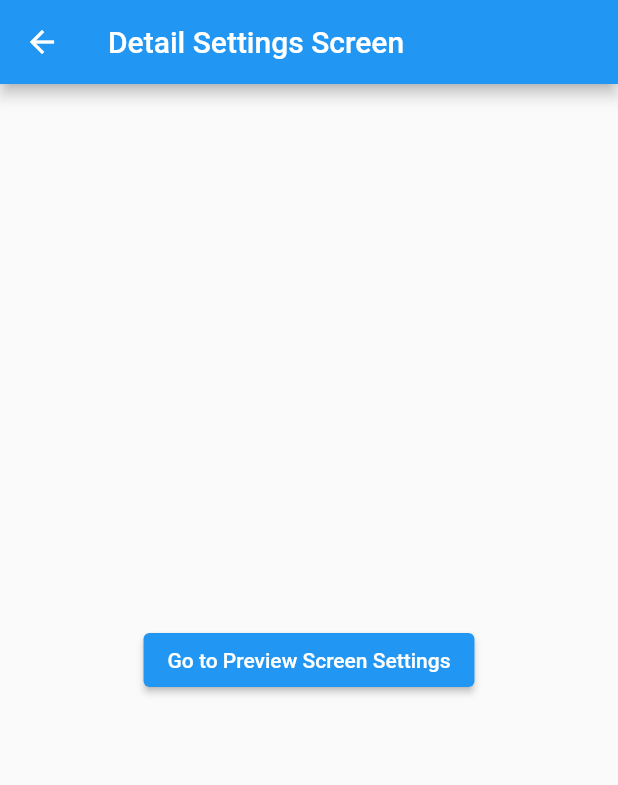
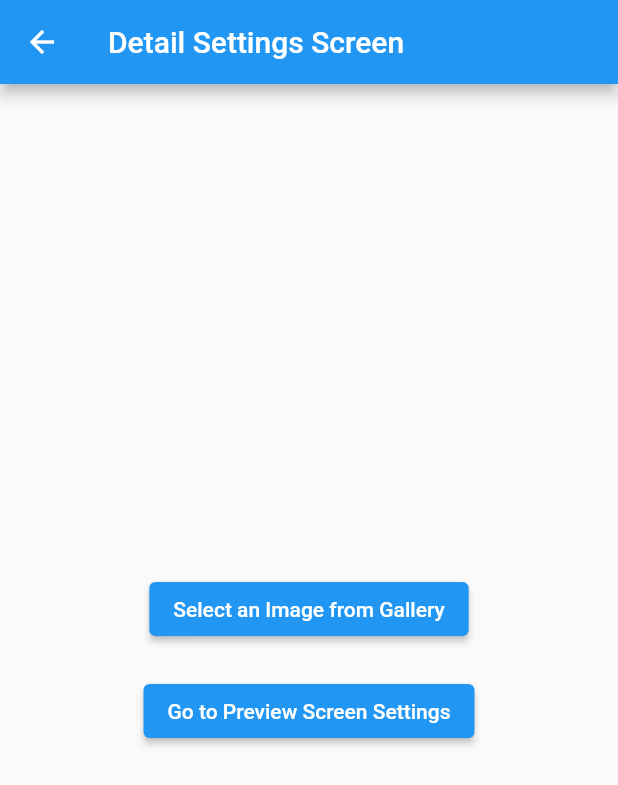
Before and after one commit to dgu-BOSSLE/flutter, a Flutter app: the DetailSettingsScreen screen opened directly, on a phone screen of 412 x 824 dp. Shown: the top 785 px of the screen. Run offline on Flutter 3.47's test engine with Material 2 defaults, Android fonts, the phone set to English and light mode, and no system bars; our stand-ins replace image_picker; missing offline and left inert: flutter_inappwebview.

```diff
--- a/lib/screens/detail_settings.dart
+++ b/lib/screens/detail_settings.dart
@@ -1,7 +1,27 @@
 import 'package:flutter/material.dart';
+import 'package:image_picker/image_picker.dart';
+import 'dart:io';
 import 'preview_screen_settings.dart';
 
-class DetailSettingsScreen extends StatelessWidget {
+class DetailSettingsScreen extends StatefulWidget {
+  @override
+  _DetailSettingsScreenState createState() => _DetailSettingsScreenState();
+}
+
+class _DetailSettingsScreenState extends State<DetailSettingsScreen> {
+  File? _selectedImage;
+
+  Future<void> _pickImage() async {
+    final picker = ImagePicker();
+    final pickedImage = await picker.pickImage(source: ImageSource.gallery);
+
+    if (pickedImage != null) {
+      setState(() {
+        _selectedImage = File(pickedImage.path);
+      });
+    }
+  }
+
   @override
   Widget build(BuildContext context) {
     return Scaffold(
@@ -9,14 +29,29 @@ class DetailSettingsScreen extends StatelessWidget {
         title: Text('Detail Settings Screen'),
       ),
       body: Center(
-        child: ElevatedButton(
-          onPressed: () {
-            Navigator.push(
-              context,
-              MaterialPageRoute(builder: (context) => PreviewScreenSettingsScreen()),
-            );
-          },
-          child: Text('Go to Preview Screen Settings'),//프리뷰 내 사용자 설정
+        child: Column(
+          mainAxisAlignment: MainAxisAlignment.center,
+          children: [
+            if (_selectedImage != null)
+              Image.file(
+                _selectedImage!,
+                height: 200,
+              ),
+            ElevatedButton(
+              onPressed: _pickImage,
+              child: Text('Select an Image from Gallery'),
+            ),
+            SizedBox(height: 20),
+            ElevatedButton(
+              onPressed: () {
+                Navigator.push(
+                  context,
+                  MaterialPageRoute(builder: (context) => PreviewScreenSettingsScreen(imageFile: _selectedImage)),
+                );
+              },
+              child: Text('Go to Preview Screen Settings'),
+            ),
+          ],
         ),
       ),
     );
--- a/pubspec.yaml
+++ b/pubspec.yaml
@@ -33,6 +33,8 @@ dependencies:
   flutter_wallpaper_manager: ^0.0.4
   path_provider: ^2.0.15
   flutter_inappwebview: ^5.7.2+3
+  image_picker: ^1.0.2
+  flutter_web_browser: ^0.17.1
 
 
   # The following adds the Cupertino Icons font to your application.
```
Also changed, not shown: lib/screens/preview_screen_settings.dart (+54 -4 lines), pubspec.lock.
